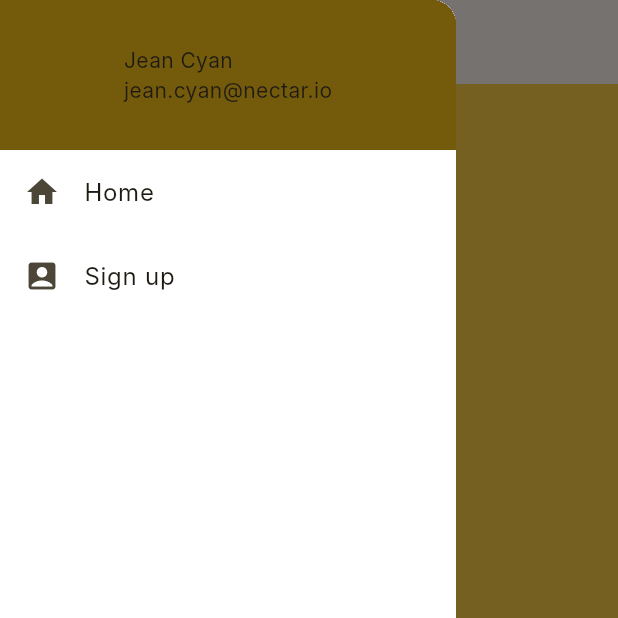
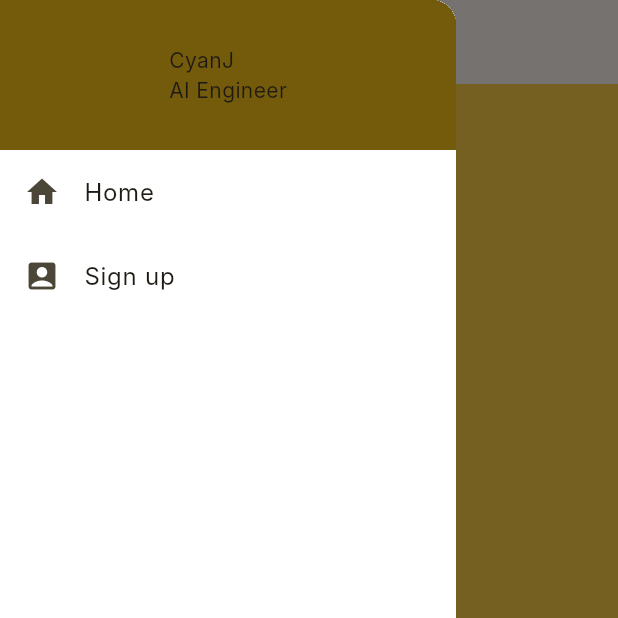
Before and after one commit to sean-xiao-zhao7/nectar_app, a Flutter app: the screen it shows after launch, with the side drawer open, on a phone screen of 412 x 824 dp, the top half of it. Run offline on Flutter 3.47's test engine with Material 3 defaults, Android fonts, the phone set to English and light mode, and no system bars; Roboto replaces fonts that are missing (Inter, Lora).

Commit message:
Out-source drawer

```diff
--- /dev/null
+++ b/lib/components/layout/my_drawer.dart
@@ -0,0 +1,52 @@
+import 'package:flutter/material.dart';
+
+class MyDrawer extends StatelessWidget {
+  final String userTitle;
+  final String userSubTitle;
+
+  const MyDrawer({super.key, this.userTitle = '', this.userSubTitle = ''});
+
+  @override
+  Widget build(BuildContext context) {
+    return Drawer(
+      child: SafeArea(
+        child: ListView(
+          padding: EdgeInsets.zero,
+          children: <Widget>[
+            SizedBox(
+              height: 100,
+              child: Container(
+                margin: EdgeInsets.all(0.0),
+                padding: EdgeInsets.all(0),
+                decoration: BoxDecoration(
+                  color: Theme.of(context).colorScheme.primary,
+                ),
+                child: Center(
+                  child: Column(
+                      mainAxisAlignment: MainAxisAlignment.center,
+                      crossAxisAlignment: CrossAxisAlignment.start,
+                      children: [
+                        Text(
+                          userTitle, //'Jean Cyan',
+                        ),
+                        Text(
+                          userSubTitle, //'jean.cyan@nectar.io',
+                        ),
+                      ]),
+                ),
+              ),
+            ),
+            ListTile(
+              leading: Icon(Icons.home),
+              title: Text('Home'),
+            ),
+            ListTile(
+              leading: Icon(Icons.account_box),
+              title: Text('Sign up'),
+            ),
+          ],
+        ),
+      ),
+    );
+  }
+}
--- a/lib/screens/home_screen.dart
+++ b/lib/screens/home_screen.dart
@@ -1,5 +1,6 @@
 import 'package:flutter/material.dart';
 import 'package:nectar_app/components/layout/my_app_bar.dart';
+import 'package:nectar_app/components/layout/my_drawer.dart';
 
 class HomeScreen extends StatefulWidget {
   const HomeScreen({super.key});
@@ -12,45 +13,9 @@ class _HomeScreenState extends State<HomeScreen> {
   @override
   Widget build(BuildContext context) {
     return Scaffold(
-      drawer: Drawer(
-        child: SafeArea(
-          child: ListView(
-            padding: EdgeInsets.zero,
-            children: <Widget>[
-              SizedBox(
-                height: 100,
-                child: Container(
-                  margin: EdgeInsets.all(0.0),
-                  padding: EdgeInsets.all(0),
-                  decoration: BoxDecoration(
-                    color: Theme.of(context).colorScheme.primary,
-                  ),
-                  child: Center(
-                    child: Column(
-                        mainAxisAlignment: MainAxisAlignment.center,
-                        crossAxisAlignment: CrossAxisAlignment.start,
-                        children: [
-                          Text(
-                            'Jean Cyan',
-                          ),
-                          Text(
-                            'jean.cyan@nectar.io',
-                          ),
-                        ]),
-                  ),
-                ),
-              ),
-              ListTile(
-                leading: Icon(Icons.home),
-                title: Text('Home'),
-              ),
-              ListTile(
-                leading: Icon(Icons.account_box),
-                title: Text('Sign up'),
-              ),
-            ],
-          ),
-        ),
+      drawer: MyDrawer(
+        userTitle: 'CyanJ',
+        userSubTitle: 'AI Engineer',
       ),
       appBar: MyAppBar(title: 'Nectar'),
       body: Center(
```
